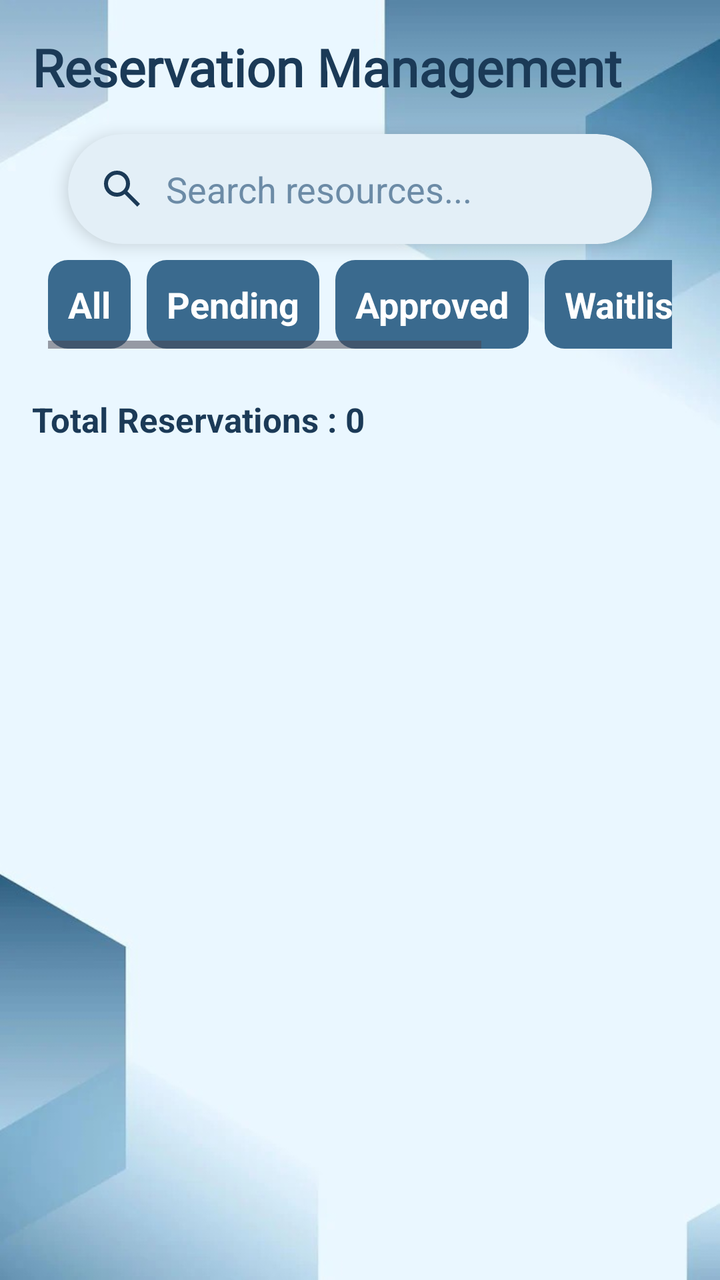
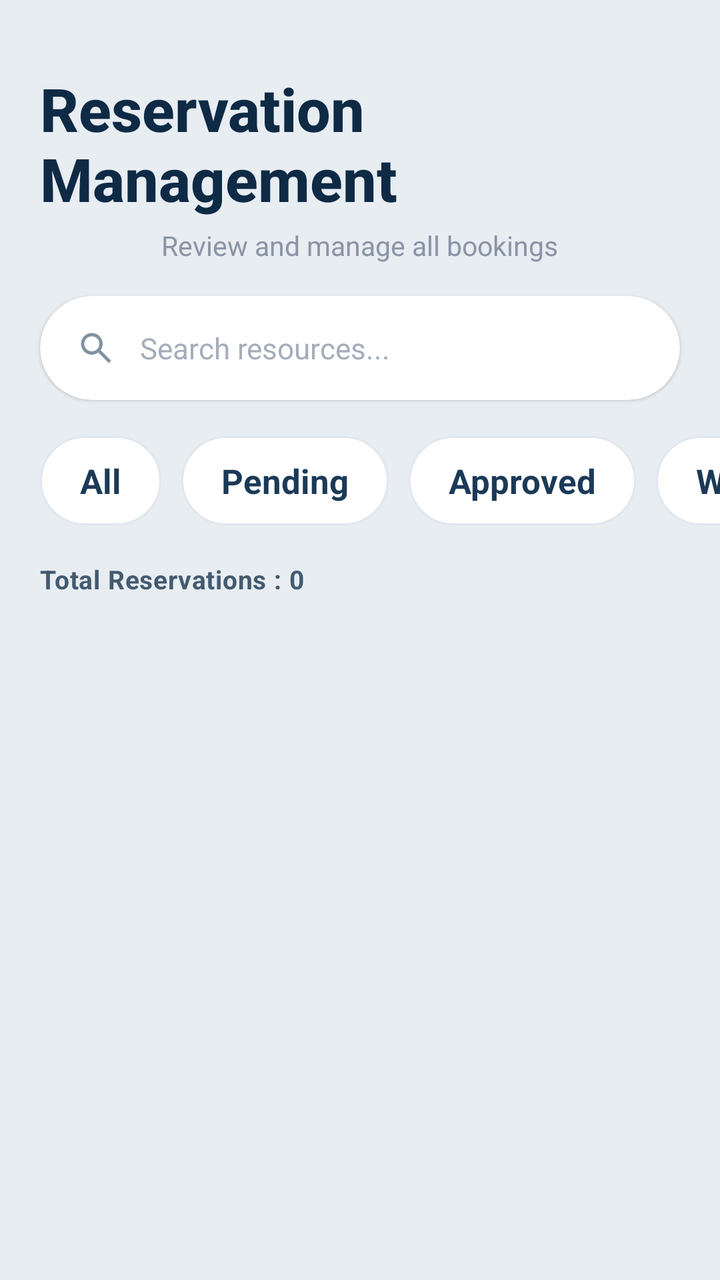

Two renders of the same Android screen: before a commit and after it. Below are the layout's source before the change and the commit's diff.
<!-- AndroidManifest.xml: application theme Theme.SmartResourceAllocation -->
<!-- res/layout/admin_fragment_reservation.xml -->
<?xml version="1.0" encoding="utf-8"?>
<LinearLayout xmlns:android="http://schemas.android.com/apk/res/android"
    xmlns:app="http://schemas.android.com/apk/res-auto"
    android:layout_width="match_parent"
    android:layout_height="match_parent"
    android:orientation="vertical"
    android:background="@drawable/bg"
    android:padding="16dp">

    <TextView
        android:layout_width="wrap_content"
        android:layout_height="wrap_content"
        android:text="Reservation Management"
        android:textSize="26sp"
        android:textStyle="bold"
        android:textColor="#1B3A57"
        android:fontFamily="@font/eagle_lake"/>

    <androidx.cardview.widget.CardView
        android:layout_width="match_parent"
        android:layout_height="55dp"
        android:layout_marginHorizontal="18dp"
        android:layout_marginTop="16dp"
        app:cardCornerRadius="30dp"
        app:cardElevation="5dp"
        android:backgroundTint="#E3EFF7">

        <LinearLayout
            android:layout_width="match_parent"
            android:layout_height="match_parent"
            android:gravity="center_vertical"
            android:paddingHorizontal="15dp">

            <ImageView
                android:layout_width="24dp"
                android:layout_height="24dp"
                android:src="@drawable/search_icon" />

            <EditText
                android:id="@+id/etSearch"
                android:layout_width="0dp"
                android:layout_height="wrap_content"
                android:layout_weight="1"
                android:background="@android:color/transparent"
                android:hint="Search resources..."
                android:textColor="#1B3A57"
                android:textColorHint="#6C8BA6"
                android:paddingStart="10dp"/>

        </LinearLayout>

    </androidx.cardview.widget.CardView>

    <HorizontalScrollView
        android:layout_width="match_parent"
        android:layout_height="wrap_content"
        android:padding="8dp">

        <LinearLayout
            android:layout_width="wrap_content"
            android:layout_height="wrap_content"
            android:orientation="horizontal">

            <TextView
                android:id="@+id/tabAll"
                android:layout_width="wrap_content"
                android:layout_height="wrap_content"
                android:text="All"
                android:textColor="@color/white"
                android:textStyle="bold"
                android:textSize="18sp"
                android:padding="10dp"
                android:layout_marginEnd="8dp"
                android:background="@drawable/tab_selector"/>

            <TextView
                android:id="@+id/tabPending"
                android:layout_width="wrap_content"
                android:layout_height="wrap_content"
                android:text="Pending"
                android:textColor="@color/white"
                android:textStyle="bold"
                android:textSize="18sp"
                android:padding="10dp"
                android:layout_marginEnd="8dp"
                android:background="@drawable/tab_selector"/>

            <TextView
                android:id="@+id/tabAllocated"
                android:layout_width="wrap_content"
                android:layout_height="wrap_content"
                android:text="Approved"
                android:textColor="@color/white"
                android:textStyle="bold"
                android:textSize="18sp"
                android:padding="10dp"
                android:layout_marginEnd="8dp"
                android:background="@drawable/tab_selector"/>

            <TextView
                android:id="@+id/tabWaitlisted"
                android:layout_width="wrap_content"
                android:layout_height="wrap_content"
                android:text="Waitlisted"
                android:textColor="@color/white"
                android:textStyle="bold"
                android:textSize="18sp"
                android:padding="10dp"
                android:layout_marginEnd="8dp"
                android:background="@drawable/tab_selector"/>

            <TextView
                android:id="@+id/tabCancelled"
                android:layout_width="wrap_content"
                android:layout_height="wrap_content"
                android:text="Cancelled"
                android:textColor="@color/white"
                android:textStyle="bold"
                android:textSize="18sp"
                android:padding="10dp"
                android:layout_marginEnd="8dp"
                android:background="@drawable/tab_selector"/>

        </LinearLayout>

    </HorizontalScrollView>

    <TextView
        android:id="@+id/tvTotalReservations"
        android:layout_width="wrap_content"
        android:layout_height="wrap_content"
        android:text="Total Reservations : 0"
        android:textStyle="bold"
        android:textColor="#1B3A57"
        android:textSize="17sp"
        android:layout_marginTop="16dp"/>

    <androidx.recyclerview.widget.RecyclerView
        android:id="@+id/rvReservations"
        android:layout_width="match_parent"
        android:layout_height="0dp"
        android:layout_weight="1"
        android:layout_marginTop="12dp"/>

</LinearLayout>
<!-- resources referenced by this layout -->
<resources>
  <color name="white">#FFFFFFFF</color>
  <!-- drawable bg: jpeg bitmap (drawable, 19951 bytes) -->
  <!-- drawable search_icon (drawable) -->
  <?xml version="1.0" encoding="utf-8"?>
  <vector xmlns:android="http://schemas.android.com/apk/res/android"
      android:width="24dp"
      android:height="24dp"
      android:viewportWidth="960"
      android:viewportHeight="960">
      <path
          android:fillColor="#1B3A57"
          android:pathData="M784,840L532,588Q502,612 463,626Q424,640 380,640Q271,640 195.5,564.5Q120,489 120,380Q120,271 195.5,195.5Q271,120 380,120Q489,120 564.5,195.5Q640,271 640,380Q640,424 626,463Q612,502 588,532L840,784L784,840ZM380,560Q455,560 507.5,507.5Q560,455 560,380Q560,305 507.5,252.5Q455,200 380,200Q305,200 252.5,252.5Q200,305 200,380Q200,455 252.5,507.5Q305,560 380,560Z"/>
  </vector>
  <!-- drawable tab_selector (drawable) -->
  <?xml version="1.0" encoding="utf-8"?>
  <selector xmlns:android="http://schemas.android.com/apk/res/android">
      <item android:state_selected="true">
          <shape>
              <solid android:color="#1B3A57"/>
              <corners android:radius="10dp"/>
          </shape>
      </item>
      <item>
          <shape>
              <solid android:color="#3A6A8E"/>
              <corners android:radius="10dp"/>
          </shape>
      </item>
  
  </selector>
  <style name="Theme.SmartResourceAllocation" parent="Base.Theme.SmartResourceAllocation" />
  <style name="Base.Theme.SmartResourceAllocation" parent="Theme.Material3.DayNight.NoActionBar">
          
          
      </style>
</resources>

<!-- the commit's change to res/layout/admin_fragment_reservation.xml (unified diff, before → after) -->
@@ -4,37 +4,60 @@
     android:layout_width="match_parent"
     android:layout_height="match_parent"
     android:orientation="vertical"
-    android:background="@drawable/bg"
-    android:padding="16dp">
-
-    <TextView
-        android:layout_width="wrap_content"
+    android:background="#E8EDF2">
+
+
+    <LinearLayout
+        android:layout_width="match_parent"
         android:layout_height="wrap_content"
-        android:text="Reservation Management"
-        android:textSize="26sp"
-        android:textStyle="bold"
-        android:textColor="#1B3A57"
-        android:fontFamily="@font/eagle_lake"/>
+        android:orientation="vertical"
+        android:paddingHorizontal="20dp"
+        android:paddingTop="24dp">
+
+        <TextView
+            android:layout_width="wrap_content"
+            android:layout_height="wrap_content"
+            android:text="Reservation Management"
+            android:textSize="30sp"
+            android:textStyle="bold"
+            android:textColor="#0E2A45"
+            android:fontFamily="sans-serif-medium"
+            android:layout_gravity="center"
+            android:layout_marginTop="10dp"/>
+
+        <TextView
+            android:layout_width="wrap_content"
+            android:layout_height="wrap_content"
+            android:layout_marginTop="4dp"
+            android:text="Review and manage all bookings"
+            android:textColor="#8A94A6"
+            android:textSize="13.5sp"
+            android:layout_gravity="center"/>
+
+    </LinearLayout>
+
+    
 
     <androidx.cardview.widget.CardView
         android:layout_width="match_parent"
-        android:layout_height="55dp"
-        android:layout_marginHorizontal="18dp"
+        android:layout_height="52dp"
+        android:layout_marginHorizontal="20dp"
         android:layout_marginTop="16dp"
-        app:cardCornerRadius="30dp"
-        app:cardElevation="5dp"
-        android:backgroundTint="#E3EFF7">
+        app:cardCornerRadius="26dp"
+        app:cardElevation="1dp"
+        app:cardBackgroundColor="@android:color/white">
 
         <LinearLayout
             android:layout_width="match_parent"
             android:layout_height="match_parent"
             android:gravity="center_vertical"
-            android:paddingHorizontal="15dp">
+            android:paddingHorizontal="18dp">
 
             <ImageView
-                android:layout_width="24dp"
-                android:layout_height="24dp"
-                android:src="@drawable/search_icon" />
+                android:layout_width="20dp"
+                android:layout_height="20dp"
+                android:src="@drawable/search_icon"
+                android:alpha="0.55"/>
 
             <EditText
                 android:id="@+id/etSearch"
@@ -43,18 +66,24 @@
                 android:layout_weight="1"
                 android:background="@android:color/transparent"
                 android:hint="Search resources..."
-                android:textColor="#1B3A57"
-                android:textColorHint="#6C8BA6"
-                android:paddingStart="10dp"/>
+                android:textColor="#0E2A45"
+                android:textColorHint="#A6AEBB"
+                android:textSize="14.5sp"
+                android:paddingStart="12dp"/>
 
         </LinearLayout>
 
     </androidx.cardview.widget.CardView>
 
+
     <HorizontalScrollView
         android:layout_width="match_parent"
         android:layout_height="wrap_content"
-        android:padding="8dp">
+        android:layout_marginTop="18dp"
+        android:paddingStart="20dp"
+        android:paddingEnd="12dp"
+        android:clipToPadding="false"
+        android:scrollbars="none">
 
         <LinearLayout
             android:layout_width="wrap_content"
@@ -66,11 +95,15 @@
                 android:layout_width="wrap_content"
                 android:layout_height="wrap_content"
                 android:text="All"
-                android:textColor="@color/white"
-                android:textStyle="bold"
-                android:textSize="18sp"
-                android:padding="10dp"
-                android:layout_marginEnd="8dp"
+                android:textColor="@color/tab_text_color"
+                android:textStyle="bold"
+                android:textSize="17sp"
+                android:paddingHorizontal="20dp"
+                android:paddingVertical="11dp"
+                android:layout_marginEnd="10dp"
+                android:gravity="center"
+                android:clickable="true"
+                android:focusable="true"
                 android:background="@drawable/tab_selector"/>
 
             <TextView
@@ -78,11 +111,15 @@
                 android:layout_width="wrap_content"
                 android:layout_height="wrap_content"
                 android:text="Pending"
-                android:textColor="@color/white"
-                android:textStyle="bold"
-                android:textSize="18sp"
-                android:padding="10dp"
-                android:layout_marginEnd="8dp"
+                android:textColor="@color/tab_text_color"
+                android:textStyle="bold"
+                android:textSize="17sp"
+                android:paddingHorizontal="20dp"
+                android:paddingVertical="11dp"
+                android:layout_marginEnd="10dp"
+                android:gravity="center"
+                android:clickable="true"
+                android:focusable="true"
                 android:background="@drawable/tab_selector"/>
 
             <TextView
@@ -90,11 +127,15 @@
                 android:layout_width="wrap_content"
                 android:layout_height="wrap_content"
                 android:text="Approved"
-                android:textColor="@color/white"
-                android:textStyle="bold"
-                android:textSize="18sp"
-                android:padding="10dp"
-                android:layout_marginEnd="8dp"
+                android:textColor="@color/tab_text_color"
+                android:textStyle="bold"
+                android:textSize="17sp"
+                android:paddingHorizontal="20dp"
+                android:paddingVertical="11dp"
+                android:layout_marginEnd="10dp"
+                android:gravity="center"
+                android:clickable="true"
+                android:focusable="true"
                 android:background="@drawable/tab_selector"/>
 
             <TextView
@@ -102,11 +143,15 @@
                 android:layout_width="wrap_content"
                 android:layout_height="wrap_content"
                 android:text="Waitlisted"
-                android:textColor="@color/white"
-                android:textStyle="bold"
-                android:textSize="18sp"
-                android:padding="10dp"
-                android:layout_marginEnd="8dp"
+                android:textColor="@color/tab_text_color"
+                android:textStyle="bold"
+                android:textSize="17sp"
+                android:paddingHorizontal="20dp"
+                android:paddingVertical="11dp"
+                android:layout_marginEnd="10dp"
+                android:gravity="center"
+                android:clickable="true"
+                android:focusable="true"
                 android:background="@drawable/tab_selector"/>
 
             <TextView
@@ -114,32 +159,44 @@
                 android:layout_width="wrap_content"
                 android:layout_height="wrap_content"
                 android:text="Cancelled"
-                android:textColor="@color/white"
-                android:textStyle="bold"
-                android:textSize="18sp"
-                android:padding="10dp"
-                android:layout_marginEnd="8dp"
+                android:textColor="@color/tab_text_color"
+                android:textStyle="bold"
+                android:textSize="17sp"
+                android:paddingHorizontal="20dp"
+                android:paddingVertical="11dp"
+                android:layout_marginEnd="20dp"
+                android:gravity="center"
+                android:clickable="true"
+                android:focusable="true"
                 android:background="@drawable/tab_selector"/>
 
         </LinearLayout>
 
     </HorizontalScrollView>
+
 
     <TextView
         android:id="@+id/tvTotalReservations"
         android:layout_width="wrap_content"
         android:layout_height="wrap_content"
+        android:layout_marginTop="18dp"
+        android:layout_marginStart="20dp"
         android:text="Total Reservations : 0"
         android:textStyle="bold"
-        android:textColor="#1B3A57"
-        android:textSize="17sp"
-        android:layout_marginTop="16dp"/>
+        android:textColor="#435A70"
+        android:textSize="13sp"
+        android:letterSpacing="0.02"/>
+
 
     <androidx.recyclerview.widget.RecyclerView
         android:id="@+id/rvReservations"
         android:layout_width="match_parent"
         android:layout_height="0dp"
         android:layout_weight="1"
-        android:layout_marginTop="12dp"/>
+        android:layout_marginTop="10dp"
+        android:paddingHorizontal="20dp"
+        android:paddingBottom="16dp"
+        android:clipToPadding="false"
+        android:scrollbars="none"/>
 
 </LinearLayout>
<!-- resource entries referenced after the edit -->
@@ -1,7 +1,5 @@
 <!-- resources referenced by this layout -->
 <resources>
-  <color name="white">#FFFFFFFF</color>
-  <!-- drawable bg: jpeg bitmap (drawable, 19951 bytes) -->
   <!-- drawable search_icon (drawable) -->
   <?xml version="1.0" encoding="utf-8"?>
   <vector xmlns:android="http://schemas.android.com/apk/res/android"
@@ -16,16 +14,19 @@
   <!-- drawable tab_selector (drawable) -->
   <?xml version="1.0" encoding="utf-8"?>
   <selector xmlns:android="http://schemas.android.com/apk/res/android">
+  
       <item android:state_selected="true">
-          <shape>
-              <solid android:color="#1B3A57"/>
-              <corners android:radius="10dp"/>
+          <shape android:shape="rectangle">
+              <solid android:color="#0E2A45"/>
+              <corners android:radius="22dp"/>
           </shape>
       </item>
+  
       <item>
-          <shape>
-              <solid android:color="#3A6A8E"/>
-              <corners android:radius="10dp"/>
+          <shape android:shape="rectangle">
+              <solid android:color="#FFFFFF"/>
+              <stroke android:width="1dp" android:color="#E1E7EE"/>
+              <corners android:radius="22dp"/>
           </shape>
       </item>
   
